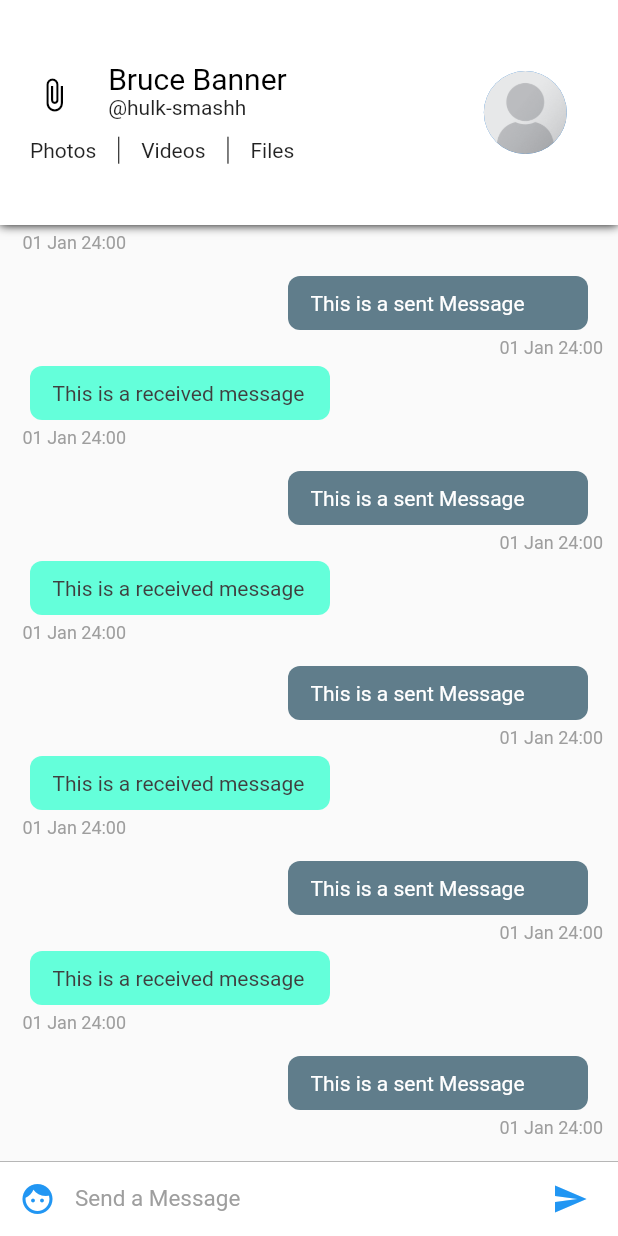
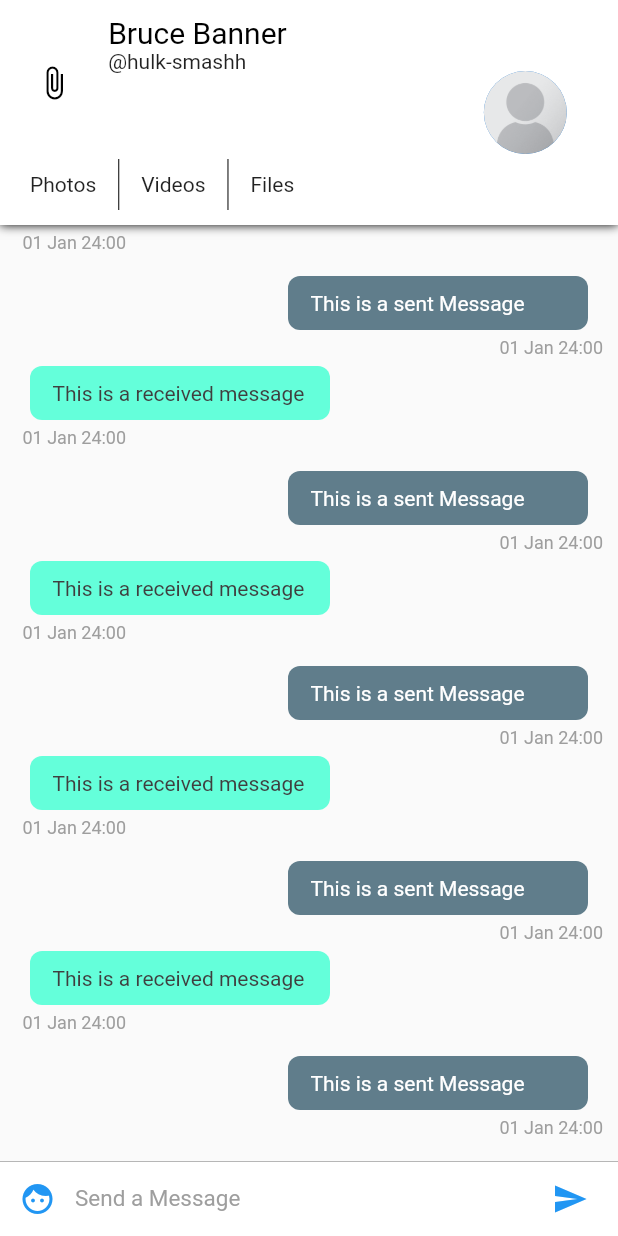
Before and after one commit to AustinLynes/Chatta, a Flutter app: the screen it shows after launch, on a phone screen of 412 x 824 dp. Run offline on Flutter 3.47's test engine with Material 2 defaults, Android fonts, the phone set to English and light mode, and no system bars.

Commit message:
fixing ChatAppBar

```diff
--- a/lib/widgets/ChatAppBar.dart
+++ b/lib/widgets/ChatAppBar.dart
@@ -20,58 +20,69 @@ class ChatAppBar extends StatelessWidget implements PreferredSizeWidget {
 
   @override
   Widget build(BuildContext context) {
-    // text style for the names
-    var textHeading = TextStyle(color: Palette.primaryTextColor, fontSize: 20);
-    // text style for everything else
-    var textStyle = TextStyle(color: Palette.secondaryTextColor);
+    var textHeading = TextStyle(
+        color: Palette.primaryTextColor,
+        fontSize: 20); // Text style for the name
+    var textStyle = TextStyle(
+        color: Palette.secondaryTextColor); // Text style for everything else
 
     double width = MediaQuery.of(context).size.width; // gets the screen width
     return Material(
         child: Container(
-            decoration: new BoxDecoration(boxShadow: [ //adds a shadow to the appbar
+            decoration: new BoxDecoration(boxShadow: [
+              //adds a shadow to the appbar
               new BoxShadow(
                 color: Colors.black,
                 blurRadius: 5.0,
-            )]),
-            child:  Container(
+              )
+            ]),
+            child: Container(
+                padding: EdgeInsets.only(top: 10, bottom: 10),
                 color: Palette.primaryBackgroundColor,
                 child: Row(children: <Widget>[
-              Expanded( //we're dividing the appbar into 7 : 3 ratio. 7 is for content and 3 is for the display picture.
+                  Expanded(
+                      //we're dividing the appbar into 7 : 3 ratio. 7 is for content and 3 is for the display picture.
                       flex: 7,
                       child: Center(
                           child: Column(
                         mainAxisSize: MainAxisSize.min,
                         children: <Widget>[
-                      Container(
-                          height: 70 - (width * .06),
+                          Expanded(
+                              flex: 7,
+                              child: Container(
                                   child: Row(
                                 crossAxisAlignment: CrossAxisAlignment.start,
                                 children: <Widget>[
                                   Expanded(
                                       flex: 2,
                                       child: Center(
-                                      child: Icon(
+                                          child: IconButton(
+                                              icon: Icon(
                                                 Icons.attach_file,
                                                 color: Palette.secondaryColor,
-                                  ))),
+                                              ),
+                                              onPressed: () => {}))),
                                   Expanded(
                                       flex: 6,
                                       child: Container(
                                           child: Column(
                                         crossAxisAlignment:
                                             CrossAxisAlignment.start,
-                                    mainAxisAlignment: MainAxisAlignment.center,
+                                        mainAxisAlignment:
+                                            MainAxisAlignment.center,
                                         mainAxisSize: MainAxisSize.min,
                                         children: <Widget>[
-                                      Text('Bruce Banner', style: textHeading),
+                                          Text('Bruce Banner',
+                                              style: textHeading),
                                           Text('@hulk-smashh', style: textStyle)
                                         ],
                                       ))),
                                 ],
-                          )),
+                              ))),
                           //second row containing the buttons for media
-                      Container(
-                          height: 23,
+                          Expanded(
+                            flex: 3,
+                            child: Container(
                                 padding: EdgeInsets.fromLTRB(20, 5, 5, 0),
                                 child: Row(
                                   mainAxisAlignment: MainAxisAlignment.start,
@@ -96,6 +107,7 @@ class ChatAppBar extends StatelessWidget implements PreferredSizeWidget {
                                     Text('Files', style: textStyle)
                                   ],
                                 )),
+                          ),
                         ],
                       ))),
                   //This is the display picture
```
Lines whose indentation alone changed are shown as unchanged.
